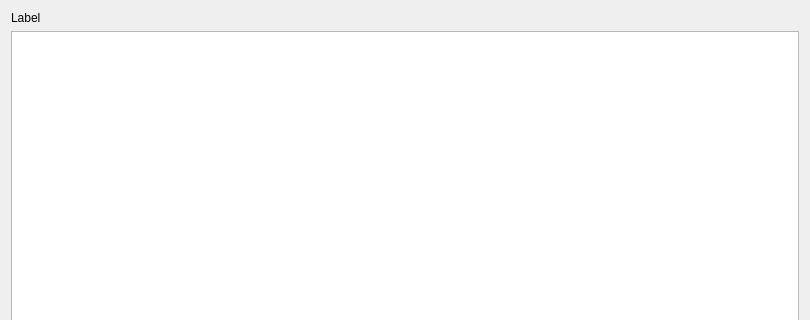
Old version of the form AcuitySTAR/src/gui/ErrorEditDialog.ui in the repository elijah-ward/Vega; both pictures show x 0 to 810 and y 0 to 320 of the 810 by 483 pixel window.
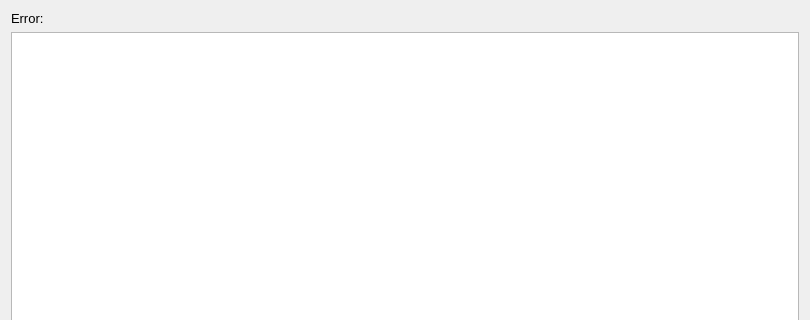
New version of the form. Icons and pictures are not drawn.

Commit message: Added an error index, indicating which error you are at

```diff
--- a/AcuitySTAR/src/gui/ErrorEditDialog.ui
+++ b/AcuitySTAR/src/gui/ErrorEditDialog.ui
@@ -18,13 +18,6 @@
     <normaloff>:/icon32.ico</normaloff>:/icon32.ico</iconset>
   </property>
   <layout class="QGridLayout" name="gridLayout">
-   <item row="0" column="0">
-    <widget class="QLabel" name="label">
-     <property name="text">
-      <string>Label</string>
-     </property>
-    </widget>
-   </item>
    <item row="3" column="3">
     <widget class="QPushButton" name="save">
      <property name="maximumSize">
@@ -75,6 +68,18 @@
      </property>
     </widget>
    </item>
+   <item row="0" column="0">
+    <widget class="QLabel" name="errorLabel">
+     <property name="font">
+      <font>
+       <pointsize>10</pointsize>
+      </font>
+     </property>
+     <property name="text">
+      <string>Error: </string>
+     </property>
+    </widget>
+   </item>
   </layout>
  </widget>
  <resources>
```
The commit also changes 1 other file.
